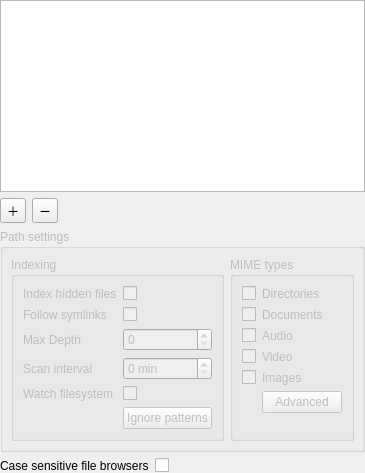
Old version of the form files/src/configwidget.ui in the repository albertlauncher/plugins.
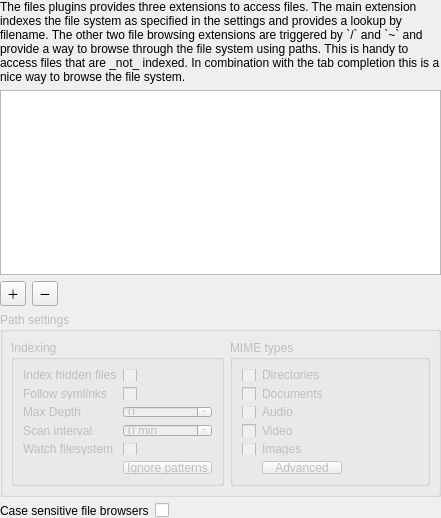
New version of the form.

What changed in the file:
```diff
--- a/files/src/configwidget.ui
+++ b/files/src/configwidget.ui
@@ -2,6 +2,14 @@
 <ui version="4.0">
  <class>ConfigWidget</class>
  <widget class="QWidget" name="ConfigWidget">
+  <property name="geometry">
+   <rect>
+    <x>0</x>
+    <y>0</y>
+    <width>441</width>
+    <height>518</height>
+   </rect>
+  </property>
   <layout class="QVBoxLayout" name="verticalLayout_2">
    <property name="leftMargin">
     <number>0</number>
@@ -15,6 +23,16 @@
    <property name="bottomMargin">
     <number>0</number>
    </property>
+   <item>
+    <widget class="QLabel" name="label_6">
+     <property name="text">
+      <string>The files plugins provides three extensions to access files. The main extension indexes the file system as specified in the settings and provides a lookup by filename. The other two file browsing extensions are triggered by `/` and `~` and provide a way to browse through the file system using paths. This is handy to access files that are _not_ indexed. In combination with the tab completion this is a nice way to browse the file system.</string>
+     </property>
+     <property name="wordWrap">
+      <bool>true</bool>
+     </property>
+    </widget>
+   </item>
    <item>
     <widget class="QListView" name="listView_paths">
      <property name="sizePolicy">
```
